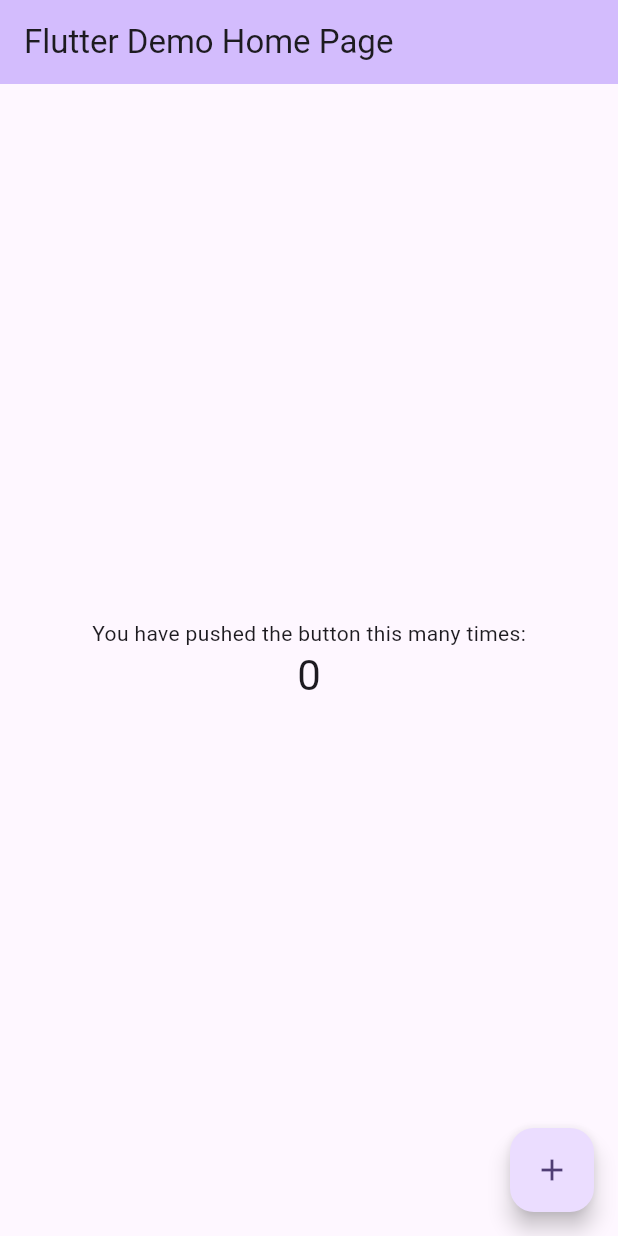
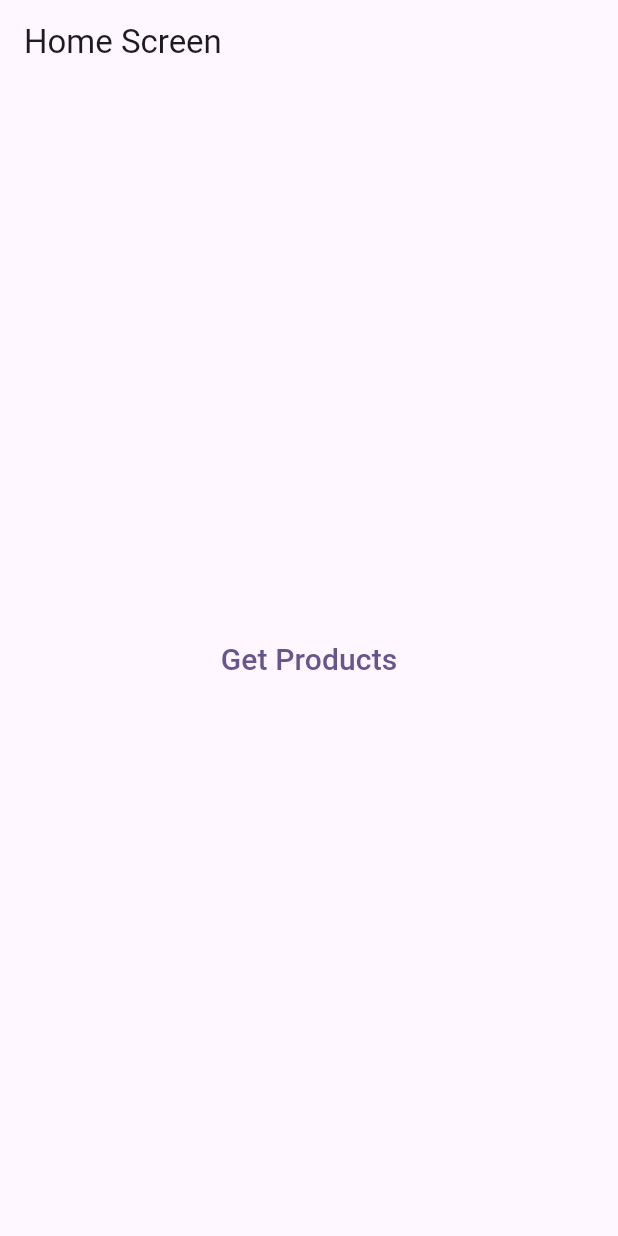
Before and after one commit to majharul-islam181/bloc, a Flutter app: the screen it shows after launch, on a phone screen of 412 x 824 dp. Run offline on Flutter 3.47's test engine with Material 3 defaults, Android fonts, the phone set to English and light mode, and no system bars.

Commit message:
screens are created.

```diff
--- a/lib/main.dart
+++ b/lib/main.dart
@@ -1,4 +1,5 @@
 import 'package:flutter/material.dart';
+import 'package:test_bloc/screens/home_screen.dart';
 
 void main() {
   runApp(const MyApp());
@@ -15,55 +16,7 @@ class MyApp extends StatelessWidget {
         colorScheme: ColorScheme.fromSeed(seedColor: Colors.deepPurple),
         useMaterial3: true,
       ),
-      home: const MyHomePage(title: 'Flutter Demo Home Page'),
+      home: const HomeScreen(),
     );
   }
 }
-
-class MyHomePage extends StatefulWidget {
-  const MyHomePage({super.key, required this.title});
-
-  final String title;
-
-  @override
-  State<MyHomePage> createState() => _MyHomePageState();
-}
-
-class _MyHomePageState extends State<MyHomePage> {
-  int _counter = 0;
-
-  void _incrementCounter() {
-    setState(() {
-      _counter++;
-    });
-  }
-
-  @override
-  Widget build(BuildContext context) {
-    return Scaffold(
-      appBar: AppBar(
-        backgroundColor: Theme.of(context).colorScheme.inversePrimary,
-        title: Text(widget.title),
-      ),
-      body: Center(
-        child: Column(
-          mainAxisAlignment: MainAxisAlignment.center,
-          children: <Widget>[
-            const Text(
-              'You have pushed the button this many times:',
-            ),
-            Text(
-              '$_counter',
-              style: Theme.of(context).textTheme.headlineMedium,
-            ),
-          ],
-        ),
-      ),
-      floatingActionButton: FloatingActionButton(
-        onPressed: _incrementCounter,
-        tooltip: 'Increment',
-        child: const Icon(Icons.add),
-      ),
-    );
-  }
-}
--- /dev/null
+++ b/lib/screens/home_screen.dart
@@ -0,0 +1,28 @@
+import 'package:flutter/material.dart';
+
+class HomeScreen extends StatefulWidget {
+  const HomeScreen({super.key});
+
+  @override
+  State<HomeScreen> createState() => _HomeScreenState();
+}
+
+class _HomeScreenState extends State<HomeScreen> {
+  @override
+  Widget build(BuildContext context) {
+
+    return Scaffold(
+      extendBodyBehindAppBar: false,
+      appBar: AppBar(title: const Text('Home Screen')),
+      body: Center(
+        child: TextButton(
+          onPressed: () {},
+          child: const Text(
+            "Get Products",
+            style: TextStyle(fontSize: 20),
+          ),
+        ),
+      ),
+    );
+  }
+}
--- /dev/null
+++ b/lib/screens/product_screen.dart
@@ -0,0 +1,19 @@
+
+import 'package:flutter/material.dart';
+
+class ProductScreen extends StatefulWidget {
+  const ProductScreen({super.key});
+
+  @override
+  State<ProductScreen> createState() => _ProductScreenState();
+}
+
+class _ProductScreenState extends State<ProductScreen> {
+  @override
+  Widget build(BuildContext context) {
+    return  Scaffold(
+     appBar: AppBar(title: const Text('Home Screen')),
+
+    );
+  }
+}
```
